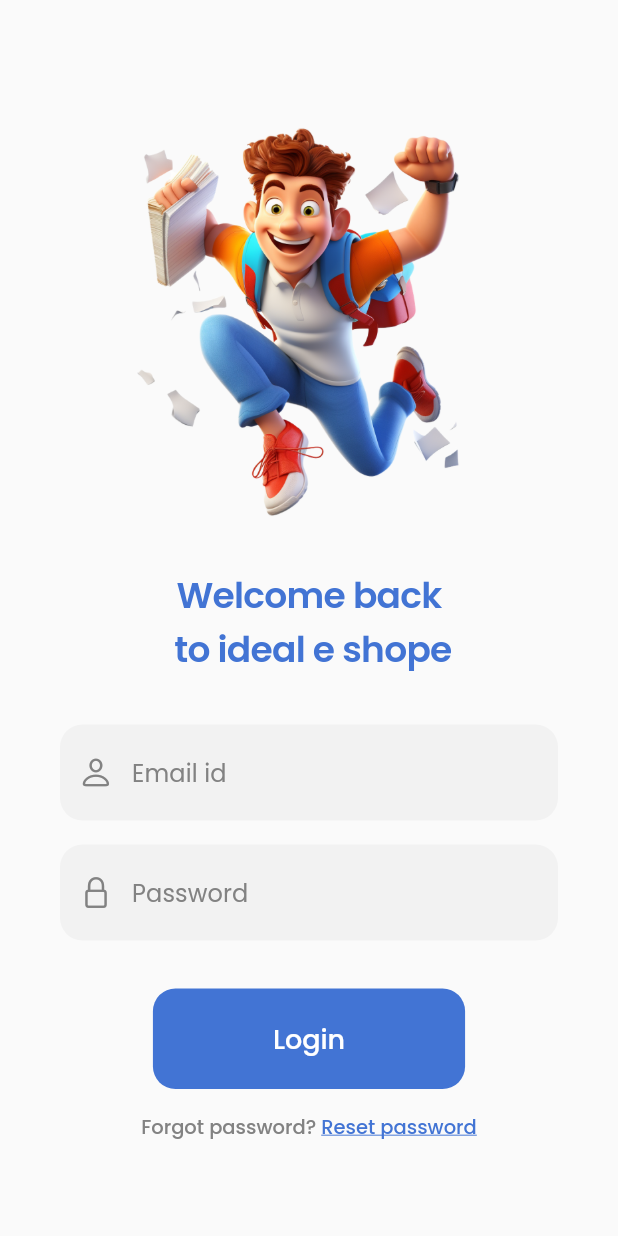
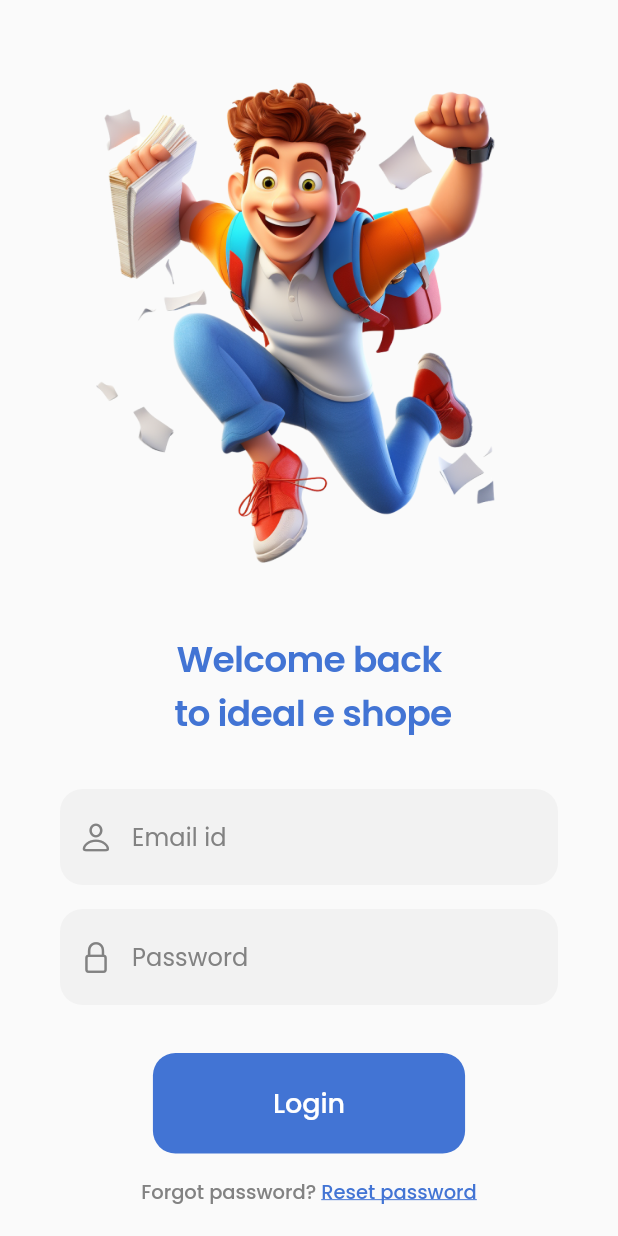
Before and after one commit to Irfan-kc/ideal_promoter, a Flutter app: the screen it shows after launch, on a phone screen of 412 x 824 dp. Run offline on Flutter 3.47's test engine with Material 2 defaults, Android fonts, the phone set to English and light mode, and no system bars.

Commit message:
login page render flex clear

```diff
--- a/lib/view/screen/login_page/login_page.dart
+++ b/lib/view/screen/login_page/login_page.dart
@@ -20,9 +20,10 @@ class LoginPage extends StatelessWidget {
         child: Column(
           mainAxisAlignment: MainAxisAlignment.center,
           children: [
-            const Image(
-              image: AssetImage('assets/images/stunning_3D_cartoon.png'),
-              height: 300,
+            const Expanded(
+              child: Image(
+                image: AssetImage('assets/images/stunning_3D_cartoon.png'),
+              ),
             ),
             const KHeight(16),
             const Text(
```
